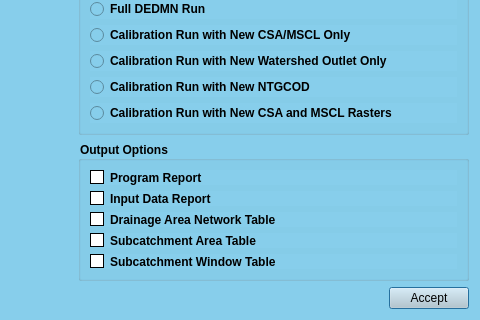
Old version of the form ui/controldednm.ui in the repository Inigobarbe/QAnnAGNPS; both pictures show x 392 to 872 and y 279 to 599 of the 872 by 599 pixel window.
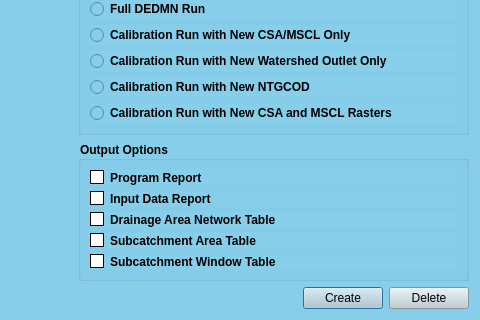
New version of the form.

Patch:
```diff
--- a/ui/controldednm.ui
+++ b/ui/controldednm.ui
@@ -1069,7 +1069,17 @@
           <string notr="true">background-color: #becbd1;</string>
          </property>
          <property name="text">
-          <string>Accept</string>
+          <string>Create</string>
+         </property>
+        </widget>
+       </item>
+       <item>
+        <widget class="QPushButton" name="delete_2">
+         <property name="styleSheet">
+          <string notr="true">background-color: #becbd1;</string>
+         </property>
+         <property name="text">
+          <string>Delete</string>
          </property>
         </widget>
        </item>
```
